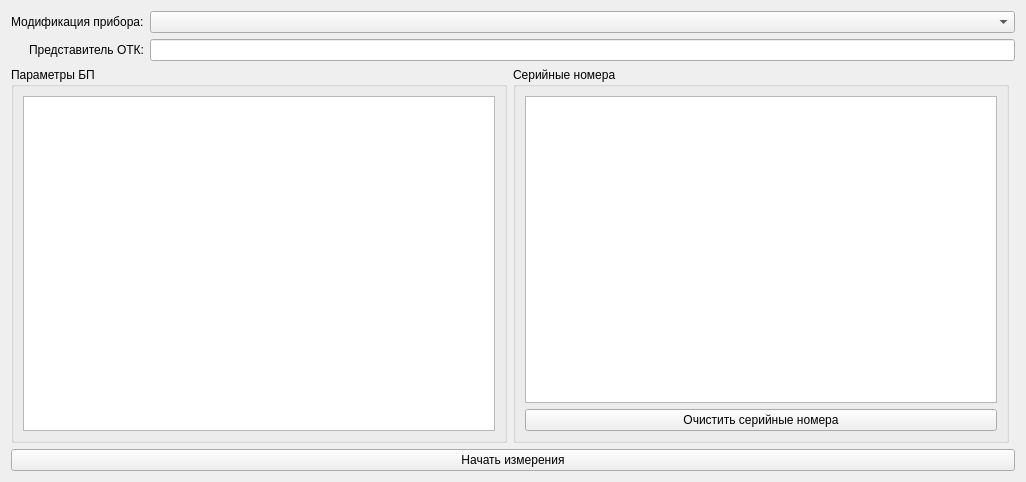
This is preparation/prepareform.ui in XRay3D/MAN2_GUI as Qt 5 draws it before an edit. The edited form follows.
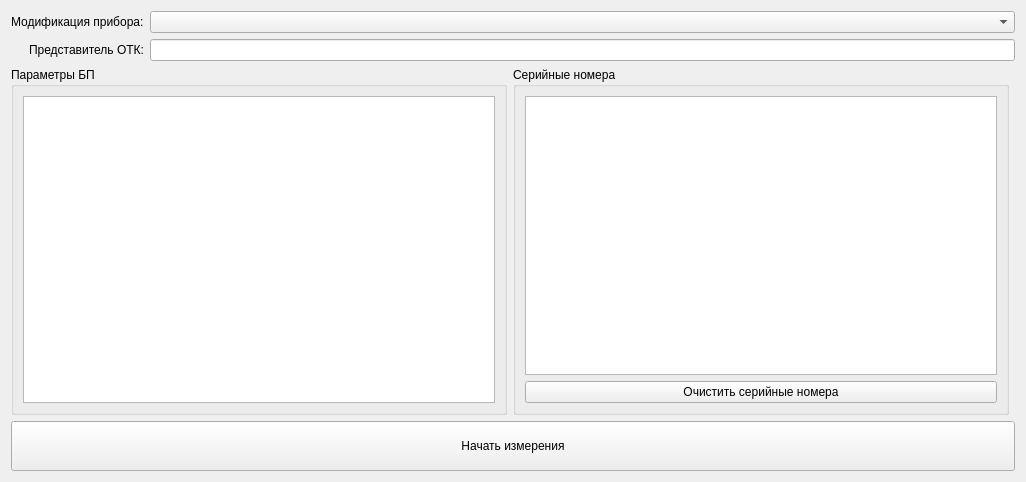
This is the edited form.

Patch:
```diff
--- a/preparation/prepareform.ui
+++ b/preparation/prepareform.ui
@@ -16,6 +16,12 @@
   <layout class="QGridLayout" name="gridLayout">
    <item row="2" column="0" colspan="3">
     <widget class="QPushButton" name="pbStatrtMeasure">
+     <property name="minimumSize">
+      <size>
+       <width>0</width>
+       <height>50</height>
+      </size>
+     </property>
      <property name="text">
       <string>Начать измерения</string>
      </property>
```
